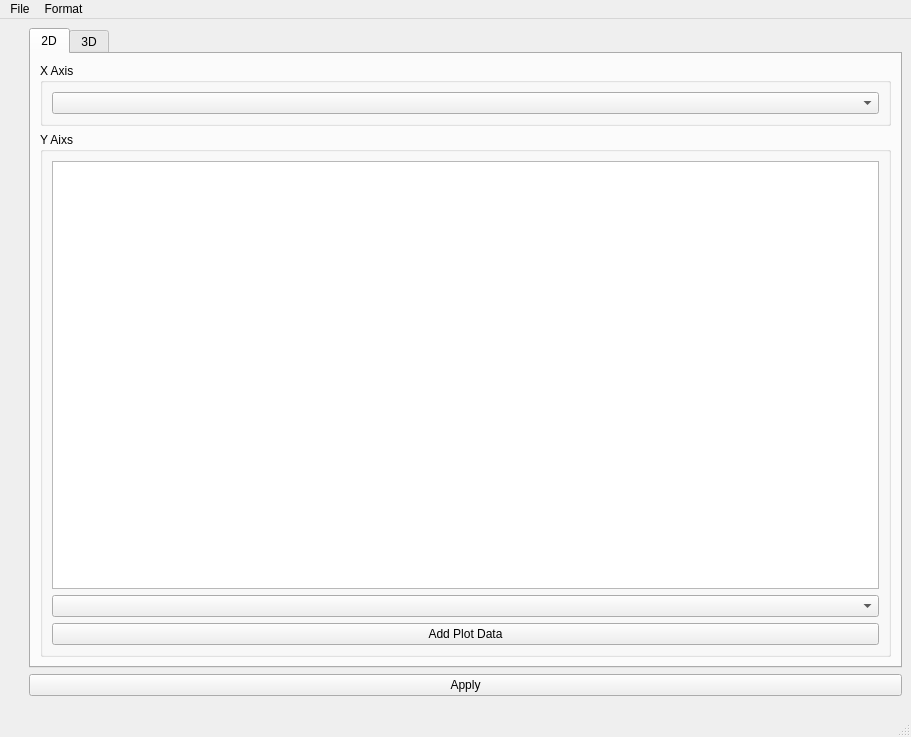
Qt form ui/main_window.ui (yn4k4nishi/aemwel_viewer) before a commit.
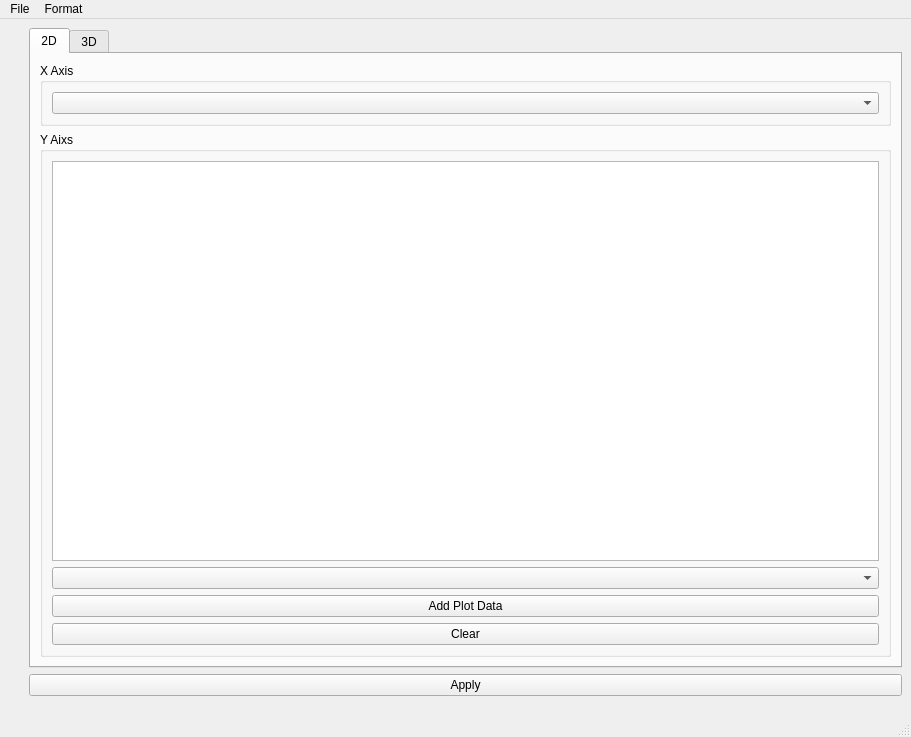
The same form after that commit.

Diff of the .ui file:
```diff
--- a/ui/main_window.ui
+++ b/ui/main_window.ui
@@ -87,6 +87,13 @@
                </property>
               </widget>
              </item>
+             <item>
+              <widget class="QPushButton" name="pushButton_clear">
+               <property name="text">
+                <string>Clear</string>
+               </property>
+              </widget>
+             </item>
             </layout>
            </widget>
           </item>
```
